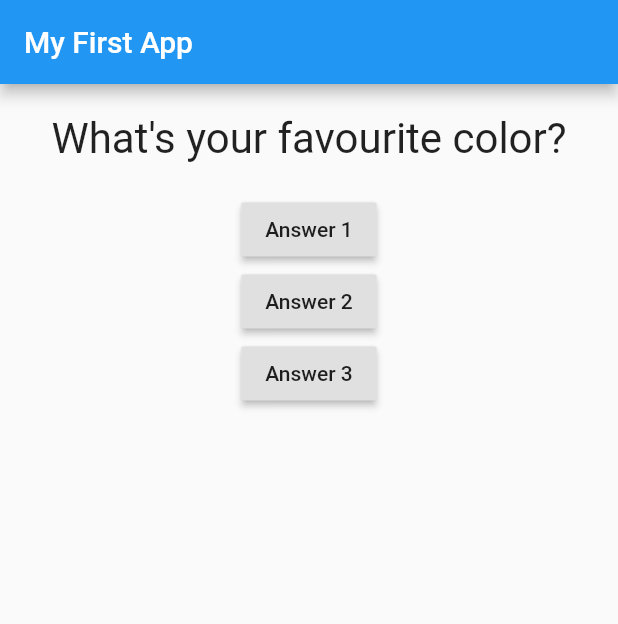
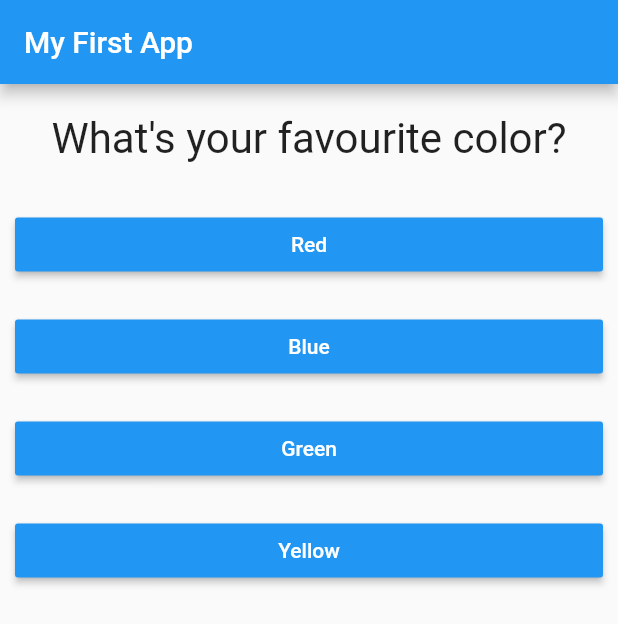
Before and after one commit to shabh2412/Flutter-Basic-Quiz-App, a Flutter app: the screen it shows after launch, on a phone screen of 412 x 824 dp. Shown: the top 624 px of the screen. Run offline on Flutter 3.47's test engine with Material 2 defaults, Android fonts, the phone set to English and light mode, and no system bars.

Commit message:
Temporarily disabled the question index limit Added more questions, and answers Mapped Questions and answers

```diff
--- a/lib/main.dart
+++ b/lib/main.dart
@@ -1,6 +1,7 @@
 import 'package:flutter/material.dart';
 
 import './question.dart';
+import './answer.dart';
 
 void main() {
   runApp(MyApp());
@@ -18,7 +19,7 @@ class _MyAppState extends State<MyApp> {
   var _questionIndex = 0;
 
   void _answerQuestion() {
-    if (_questionIndex < 1) {
+    /* if (_questionIndex < 1) {
       setState(() {
         _questionIndex = _questionIndex + 1;
       });
@@ -26,15 +27,31 @@ class _MyAppState extends State<MyApp> {
       setState(() {
         _questionIndex = _questionIndex - 1;
       });
-    }
+    } */
+    setState(() {
+      _questionIndex = _questionIndex + 1;
+    });
     print(_questionIndex);
   }
 
   @override
   Widget build(BuildContext context) {
-    var questions = [
-      'What\'s your favourite color?',
-      'What\'s your favourite animal?',
+    final questions = [
+      {
+        'questionText': 'What\'s your favourite color?',
+        'answers': ['Red', 'Blue', 'Green', 'Yellow']
+      },
+      {
+        'questionText': 'What\'s your favourite animal?',
+        'answers': [
+          'Rabbit',
+          'Snake',
+        ]
+      },
+      {
+        'questionText': 'Which one do you prefer?',
+        'answers': ['Hollywood', 'Bollywood', 'Tollywood', 'Kollywood']
+      },
     ];
     return MaterialApp(
         home: Scaffold(
@@ -44,23 +61,11 @@ class _MyAppState extends State<MyApp> {
             body: Column(
               //children: <Widget>[], //<Widget> tells dart that --> [] <-- will contain a list of widgets
               children: [
-                Question(questions[_questionIndex]),
-                RaisedButton(
-                  child: Text('Answer 1'),
-                  onPressed: _answerQuestion,
-                ),
-                RaisedButton(
-                  child: Text('Answer 2'),
-                  onPressed: () {
-                    print('Answer 2 chosen!');
-                  },
-                ),
-                RaisedButton(
-                  child: Text('Answer 3'),
-                  onPressed: () {
-                    print('Answer 3 chosen!');
-                  },
-                ),
+                Question(questions[_questionIndex]['questionText']),
+                ...(questions[_questionIndex]['answers'] as List<String>)
+                    .map((answer) {
+                  return Answer(_answerQuestion, answer);
+                }).toList()
               ],
             )));
   }
```
